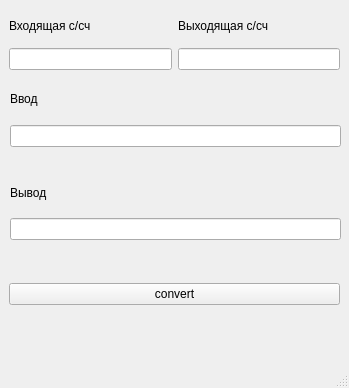
Old version of the form mainwindow.ui in the repository AlS0R0/UniversalConverter.
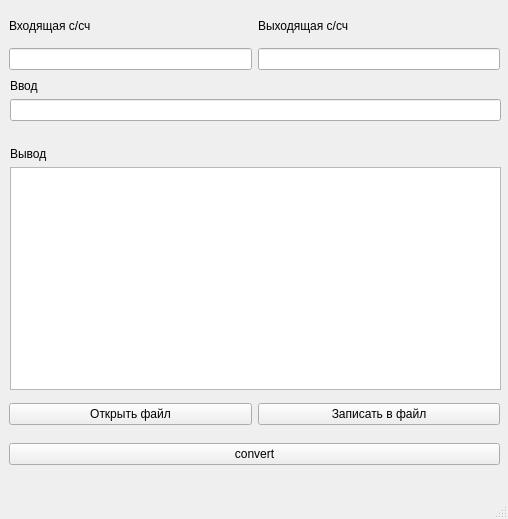
New version of the form.

```diff
--- a/mainwindow.ui
+++ b/mainwindow.ui
@@ -6,8 +6,8 @@
    <rect>
     <x>0</x>
     <y>0</y>
-    <width>349</width>
-    <height>388</height>
+    <width>508</width>
+    <height>519</height>
    </rect>
   </property>
   <property name="windowTitle">
@@ -19,11 +19,21 @@
      <rect>
       <x>10</x>
       <y>79</y>
-      <width>331</width>
-      <height>161</height>
+      <width>491</width>
+      <height>311</height>
      </rect>
     </property>
     <layout class="QGridLayout" name="gridLayout">
+     <item row="1" column="0">
+      <widget class="QLineEdit" name="inInt"/>
+     </item>
+     <item row="3" column="0">
+      <widget class="QLabel" name="label_2">
+       <property name="text">
+        <string>Вывод</string>
+       </property>
+      </widget>
+     </item>
      <item row="0" column="0">
       <widget class="QLabel" name="label">
        <property name="text">
@@ -45,17 +55,7 @@
       </spacer>
      </item>
      <item row="4" column="0">
-      <widget class="QLineEdit" name="outInt"/>
-     </item>
-     <item row="1" column="0">
-      <widget class="QLineEdit" name="inInt"/>
-     </item>
-     <item row="3" column="0">
-      <widget class="QLabel" name="label_2">
-       <property name="text">
-        <string>Вывод</string>
-       </property>
-      </widget>
+      <widget class="QTextEdit" name="outInt"/>
      </item>
     </layout>
    </widget>
@@ -64,7 +64,7 @@
      <rect>
       <x>9</x>
       <y>9</y>
-      <width>331</width>
+      <width>491</width>
       <height>61</height>
      </rect>
     </property>
@@ -95,8 +95,8 @@
     <property name="geometry">
      <rect>
       <x>9</x>
-      <y>279</y>
-      <width>331</width>
+      <y>439</y>
+      <width>491</width>
       <height>31</height>
      </rect>
     </property>
@@ -110,13 +110,39 @@
      </item>
     </layout>
    </widget>
+   <widget class="QWidget" name="gridLayoutWidget_4">
+    <property name="geometry">
+     <rect>
+      <x>9</x>
+      <y>399</y>
+      <width>491</width>
+      <height>31</height>
+     </rect>
+    </property>
+    <layout class="QGridLayout" name="gridLayout_4">
+     <item row="0" column="0">
+      <widget class="QPushButton" name="openFile">
+       <property name="text">
+        <string>Открыть файл</string>
+       </property>
+      </widget>
+     </item>
+     <item row="0" column="1">
+      <widget class="QPushButton" name="saveToFile">
+       <property name="text">
+        <string>Записать в файл</string>
+       </property>
+      </widget>
+     </item>
+    </layout>
+   </widget>
   </widget>
   <widget class="QMenuBar" name="menubar">
    <property name="geometry">
     <rect>
      <x>0</x>
      <y>0</y>
-     <width>349</width>
+     <width>508</width>
      <height>22</height>
     </rect>
    </property>
```
